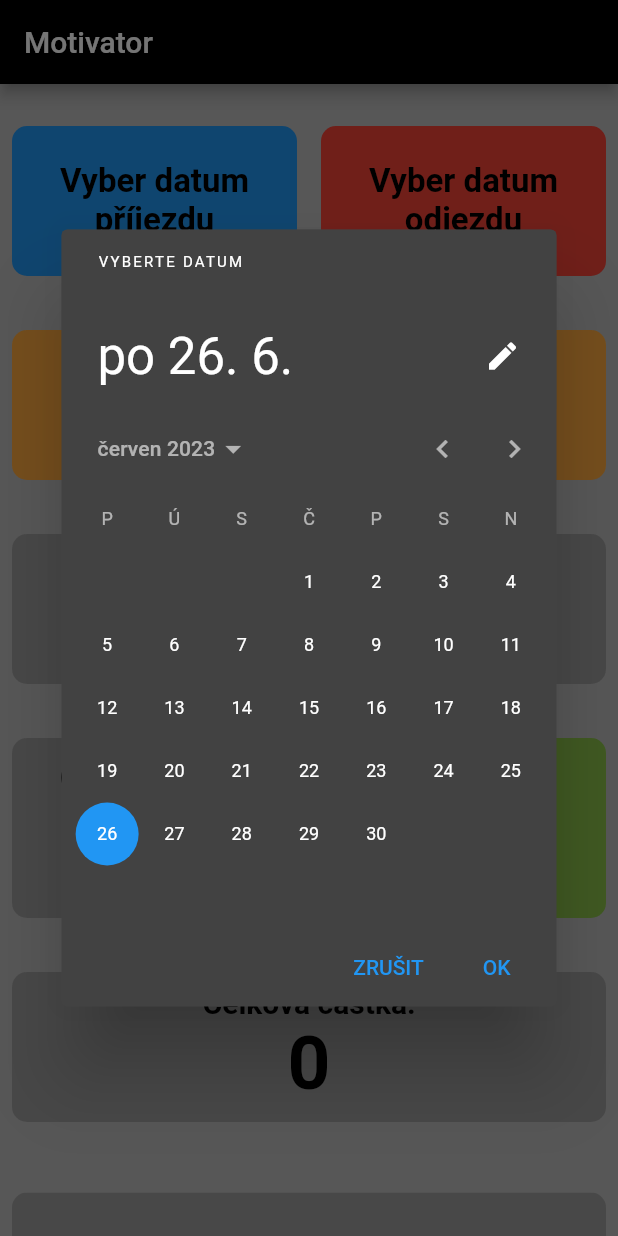
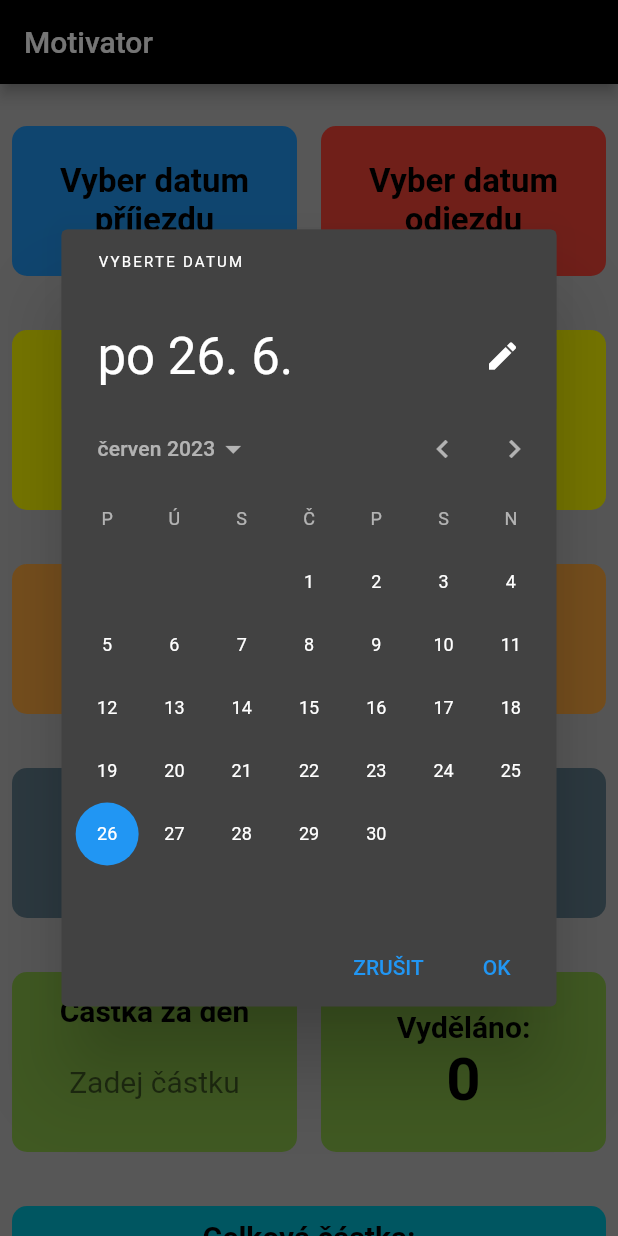
Before and after one commit to luklukass/motivator_with_initial_value, a Flutter app: the screen it shows after launch, after a tap on "Vyber datum odjezdu", on a phone screen of 412 x 824 dp. Run offline on Flutter 3.47's test engine with Material 2 defaults, Android fonts, the light colour scheme and no system bars; drawn by our look-alikes of pie_chart; our stand-ins replace shared_preferences.

Commit message:
more specific motivator

```diff
--- a/lib/main.dart
+++ b/lib/main.dart
@@ -53,6 +53,7 @@ class _ScrolledLayoutState extends State<ScrolledLayout> {
   int totalSalary = 0;
   var f = NumberFormat('#,###');
   TextEditingController earnedMoneyController = TextEditingController();
+  TextEditingController initialEarnedMoneyController = TextEditingController();
   Timer? countdownTimer;
   Duration remainingTime = Duration.zero;
 
@@ -66,39 +67,27 @@ class _ScrolledLayoutState extends State<ScrolledLayout> {
   }
 
 
-  void saveEarnedMoney(int value) async {
-    SharedPreferences prefs = await SharedPreferences.getInstance();
-    prefs.setInt('earnedMoney', value);
-  }
-
-  void savetotalSalary(int value) async {
-    SharedPreferences prefs = await SharedPreferences.getInstance();
-    prefs.setInt('totalSalary', value);
-  }
-
 
   @override
   void initState() {
     super.initState();
     earnedMoneyController.addListener(computeEarnedMoney);
-    earnedMoneyController.addListener(computetotalSalary);
+    initialEarnedMoneyController.addListener(applyInitialEarnedMoney);
+
     startCountdownTimer();
     computePassedDays();
     computeRemainingDays();
     computeEarnedMoney();
     computetotalSalary();
 
-    initializeDateFormatting(); // Add this line to initialize date formatting
+    initializeDateFormatting();
 
-    // Retrieve saved dates and values from shared preferences
     SharedPreferences.getInstance().then((prefs) {
       if (prefs.containsKey('arrivalDate')) {
         setState(() {
           arrivalDate = DateTime.parse(prefs.getString('arrivalDate')!);
           computePassedDays();
           computeRemainingDays();
-          computeEarnedMoney();
-          computetotalSalary();
         });
       }
 
@@ -107,8 +96,7 @@ class _ScrolledLayoutState extends State<ScrolledLayout> {
           departureDate = DateTime.parse(prefs.getString('departureDate')!);
           computePassedDays();
           computeRemainingDays();
-          computeEarnedMoney();
-          computetotalSalary();
+          startCountdownTimer();
         });
       }
 
@@ -124,21 +112,36 @@ class _ScrolledLayoutState extends State<ScrolledLayout> {
         });
       }
 
+      if (prefs.containsKey('initialEarnedMoney')) {
+        setState(() {
+          initialEarnedMoneyController.text = prefs.getInt('initialEarnedMoney').toString();
+        });
+      }
+
       if (prefs.containsKey('totalSalary')) {
         setState(() {
           totalSalary = prefs.getInt('totalSalary') ?? 0;
         });
       }
+
+      handleCheckButt(); // Update the totalSalary value
     });
   }
-
   @override
   void dispose() {
     earnedMoneyController.removeListener(computeEarnedMoney);
     super.dispose();
   }
 
-
+  void applyInitialEarnedMoney() {
+    if (initialEarnedMoneyController.text.isNotEmpty) {
+      int initialEarnedMoney = int.tryParse(initialEarnedMoneyController.text) ?? 0;
+      savetotalSalary(totalSalary);
+      saveEarnedMoney(totalEarnedMoney);
+      saveInitialEarnedMoney(initialEarnedMoney); // Save initial earned money value
+      handleCheckButton(); // Update the earned money
+    }
+  }
 
   Future<void> _selectArrivalDate(BuildContext context) async {
     final DateTime? picked = await showDatePicker(
@@ -235,38 +238,67 @@ class _ScrolledLayoutState extends State<ScrolledLayout> {
     });
   }
 
+  void computeEarnedMoney() {
+    if (arrivalDate != null &&
+        departureDate != null &&
+        (earnedMoneyController.text.isNotEmpty ||
+            initialEarnedMoneyController.text.isNotEmpty)) {
+      DateTime startDate = DateTime(arrivalDate!.year, 7, 1);
+      DateTime endDate = departureDate!.isBefore(DateTime.now())
+          ? departureDate!
+          : DateTime.now();
+
+      int earnedDays = endDate.difference(startDate).abs().inDays + 1;
+      int earnedMoneyPerDay = int.parse(earnedMoneyController.text);
+      int initialEarnedMoney = int.parse(initialEarnedMoneyController.text);
+      int earnedMoney = DateTime.now().isBefore(startDate)
+          ? initialEarnedMoney
+          : (earnedMoneyPerDay * earnedDays) + initialEarnedMoney;
+
+      totalEarnedMoney = earnedMoney;
+      saveEarnedMoney(totalEarnedMoney); // Save earned money value
+      saveEarnedMoneyPerDay(earnedMoneyPerDay);
+    } else {
+      saveEarnedMoney(0); // Save 0 when no value is available
+    }
+  }
+
   void computetotalSalary() {
     if (arrivalDate != null && departureDate != null && earnedMoneyController.text.isNotEmpty) {
-      int earnedMoneyPerDay = int.tryParse(earnedMoneyController.text) ?? 0;
-      int totalDays = passedDays + remainingDays + 1;
-      totalSalary = earnedMoneyPerDay * totalDays;
+      DateTime startDate = DateTime(arrivalDate!.year, 7, 1);
+      DateTime endDate = departureDate!;
+      int earnedMoneyPerDay = int.parse(earnedMoneyController.text);
+      int initialEarnedMoney = int.tryParse(initialEarnedMoneyController.text) ?? 0;
+      int totalDays = endDate.difference(startDate).inDays + 1;
+      int totalMoneyEarned = earnedMoneyPerDay * totalDays;
+      totalSalary = initialEarnedMoney + totalMoneyEarned;
+
       savetotalSalary(totalSalary); // Save total salary value
-
-      // Save the input value to shared preferences
-      saveEarnedMoneyPerDay(earnedMoneyPerDay);
     } else {
       totalSalary = 0;
       savetotalSalary(0); // Save 0 when no value is available
     }
   }
 
-  void computeEarnedMoney() {
-    if (arrivalDate != null && earnedMoneyController.text.isNotEmpty) {
-      int earnedMoneyPerDay = int.tryParse(earnedMoneyController.text) ?? 0;
-      totalEarnedMoney = earnedMoneyPerDay * ( passedDays + 1);
-      saveEarnedMoney(totalEarnedMoney); // Save earned money value
-
-      // Save the input value to shared preferences
-      saveEarnedMoneyPerDay(earnedMoneyPerDay);
-    } else {
-      totalEarnedMoney = 0;
-      saveEarnedMoney(0); // Save 0 when no value is available
-    }
-  }
 
   void saveEarnedMoneyPerDay(int value) async {
     SharedPreferences prefs = await SharedPreferences.getInstance();
     prefs.setInt('earnedMoneyPerDay', value);
+  }
+
+  void savetotalSalary(int value) async {
+    SharedPreferences prefs = await SharedPreferences.getInstance();
+    prefs.setInt('totalSalary', value);
+  }
+
+  void saveInitialEarnedMoney(int value) async {
+    SharedPreferences prefs = await SharedPreferences.getInstance();
+    prefs.setInt('initialEarnedMoney', value);
+  }
+
+  void saveEarnedMoney(int value) async {
+    SharedPreferences prefs = await SharedPreferences.getInstance();
+    prefs.setInt('earnedMoney', value);
   }
 
   void handleCheckButton() {
@@ -410,6 +442,64 @@ class _ScrolledLayoutState extends State<ScrolledLayout> {
             Row(
               children: [
                 Expanded(
+                  child: Padding(
+                    padding: const EdgeInsets.all(8.0),
+                    child: ClipRRect(
+                      borderRadius: BorderRadius.circular(10),
+                      child: Container(
+                        height: 120,
+                        color: Colors.yellowAccent,
+                        child: Padding(
+                          padding: const EdgeInsets.all(8.0),
+                          child: Column(
+                            mainAxisAlignment: MainAxisAlignment.center,
+                            children: [
+                              const Text(
+                                'Částka za první období',
+                                style: TextStyle(
+                                  fontSize: 20,
+                                  fontWeight: FontWeight.bold,
+                                  color: Colors.black,
+                                ),
+                              ),
+                              TextField(
+                                controller: initialEarnedMoneyController,
+                                keyboardType: TextInputType.number,
+                                style: TextStyle(
+                                  fontSize: 25,
+                                  color: Colors.black,
+                                ),
+                                textAlign: TextAlign.center,
+                                decoration: InputDecoration(
+                                  hintText: 'Zadej počáteční částku',
+                                  hintStyle: TextStyle(
+                                    fontSize: 25,
+                                    color: Colors.black54,
+                                  ),
+                                  border: OutlineInputBorder(
+                                    borderSide: BorderSide.none,
+                                  ),
+                                  filled: true,
+                                  fillColor: Colors.yellowAccent,
+                                ),
+                                onChanged: (value) {
+                                  computeEarnedMoney();
+                                  computetotalSalary();
+                                },
+                              ),
+                            ],
+                          ),
+                        ),
+                      ),
+                    ),
+                  ),
+                ),
+              ],
+            ),
+            SizedBox(height: 20),
+            Row(
+              children: [
+                Expanded(
                   child: GestureDetector(
                     onTap: handleCheckButt,
                     child: Padding(
@@ -464,7 +554,7 @@ class _ScrolledLayoutState extends State<ScrolledLayout> {
                       borderRadius: BorderRadius.circular(10),
                       child: Container(
                         height: 100,
-                        color: Colors.grey,
+                        color: Colors.blueGrey,
                         child: Center(
                           child: RichText(
                             textAlign: TextAlign.center,
@@ -502,7 +592,7 @@ class _ScrolledLayoutState extends State<ScrolledLayout> {
                       borderRadius: BorderRadius.circular(10), // Set circular corners
                       child: Container(
                         height: 100,
-                        color: Colors.grey,
+                        color: Colors.blueGrey,
                         child: Center(
                           child: RichText(
                             textAlign: TextAlign.center,
@@ -545,7 +635,7 @@ class _ScrolledLayoutState extends State<ScrolledLayout> {
                       borderRadius: BorderRadius.circular(10),
                       child: Container(
                         height: 120,
-                        color: Colors.grey,
+                        color: Colors.lightGreen,
                         child: Padding(
                           padding: const EdgeInsets.all(8.0),
                           child: Column(
@@ -577,7 +667,7 @@ class _ScrolledLayoutState extends State<ScrolledLayout> {
                                     borderSide: BorderSide.none,
                                   ),
                                   filled: true,
-                                  fillColor: Colors.grey,
+                                  fillColor: Colors.lightGreen,
                                 ),
                                 onChanged: (value) {
                                   computeEarnedMoney();
@@ -646,7 +736,7 @@ class _ScrolledLayoutState extends State<ScrolledLayout> {
                         borderRadius: BorderRadius.circular(10), // Set circular corners
                         child: Container(
                           height: 100,
-                          color: Colors.grey,
+                          color: Colors.cyan,
                           child: Center(
                             child: RichText(
                               textAlign: TextAlign.center,
--- a/pubspec.yaml
+++ b/pubspec.yaml
@@ -30,7 +30,7 @@ environment:
 dependencies:
   flutter:
     sdk: flutter
-  intl: ^0.17.0
+  intl: 0.18.0
   flutter_localizations:
     sdk: flutter
   shared_preferences: ^2.0.8
```
Also changed, not shown: pubspec.lock, 1 other file.
